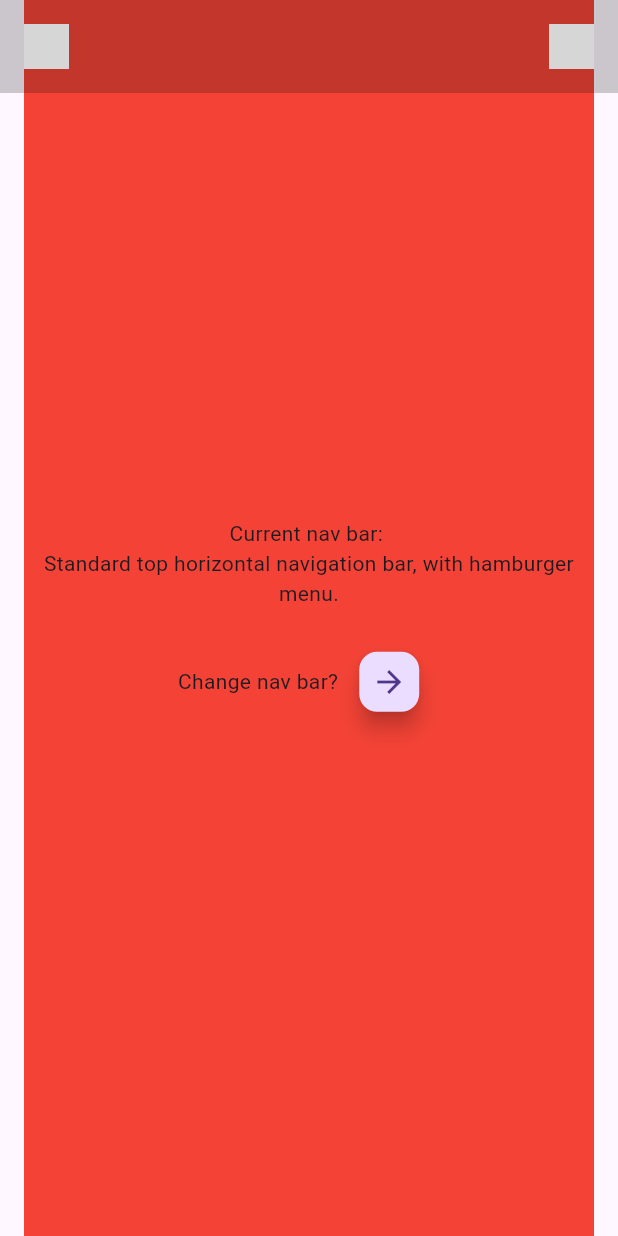
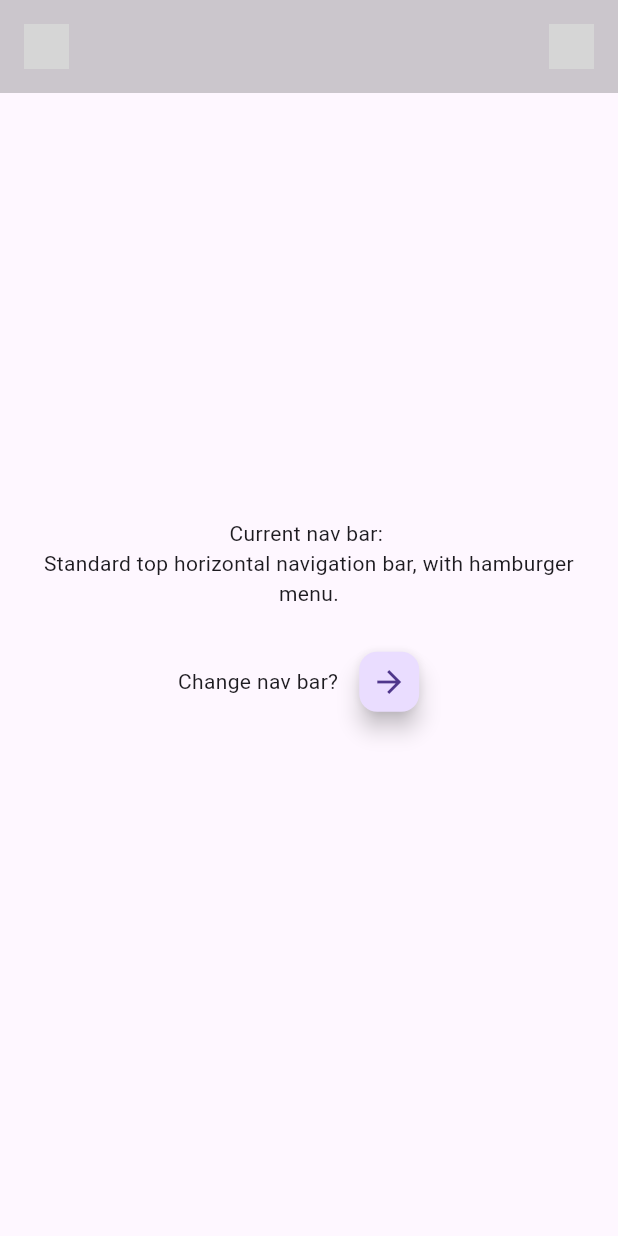
Before and after one commit to KrisHHFI/flutter_nav_bars, a Flutter app: the screen it shows after launch, on a phone screen of 412 x 824 dp. Run offline on Flutter 3.47's test engine with Material 3 defaults, Android fonts, the phone set to English and light mode, and no system bars; network calls fail; grey boxes are pictures that could not be loaded.

Commit message:
Third nav bar progress 6

```diff
--- a/lib/widgets/nav_bar_three.dart
+++ b/lib/widgets/nav_bar_three.dart
@@ -164,7 +164,7 @@ class NavBarThreeState extends State<NavBarThree> {
         // The opened hamburger menu ----------------------------
         if (isMenuOpen && isSmallScreen)
           Column(
-            mainAxisAlignment: MainAxisAlignment.end,
+            mainAxisAlignment: MainAxisAlignment.center,
             children: [
               Column(
                 children: navLinks.map((item) {
--- a/lib/widgets/page_content.dart
+++ b/lib/widgets/page_content.dart
@@ -13,18 +13,21 @@ class PageContent extends StatefulWidget {
 class PageContentState extends State<PageContent> {
   @override
   Widget build(BuildContext context) {
+    bool isSmallScreen = MediaQuery.of(context).size.width < 600;
+
     // Access the currentNavBar from the NavBarProvider
     final currentNavBar = Provider.of<NavBarProvider>(context).currentNavBar;
     bool leftPadding = currentNavBar['padding'] == 'left';
+    double leftPaddingPixels = isSmallScreen ? 70 : 170;
 
     return Center(
       child: Padding(
         padding: EdgeInsets.only(
-          left: leftPadding ? 170.0 : 16.0,
+          left: leftPadding ? leftPaddingPixels : 16,
           right: 16.0,
         ),
         child: Container(
-          color: Colors.red, // For testing purposes
+          //color: Colors.red, // For testing purposes
           child: Column(
             mainAxisAlignment: MainAxisAlignment.center,
             children: <Widget>[
```
